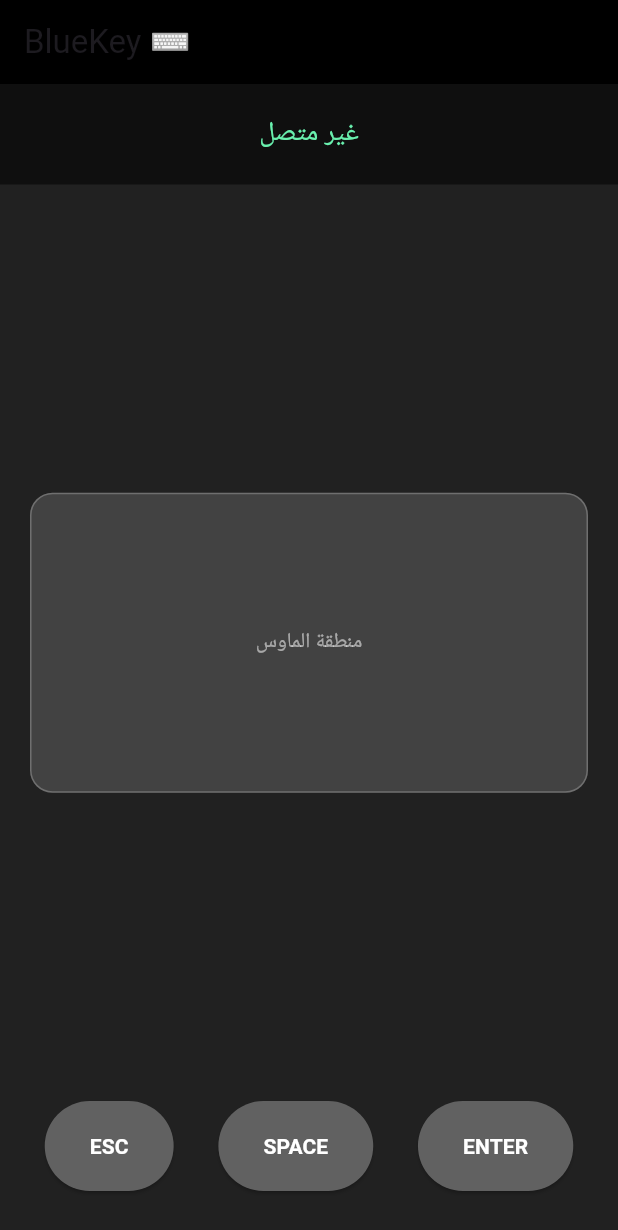
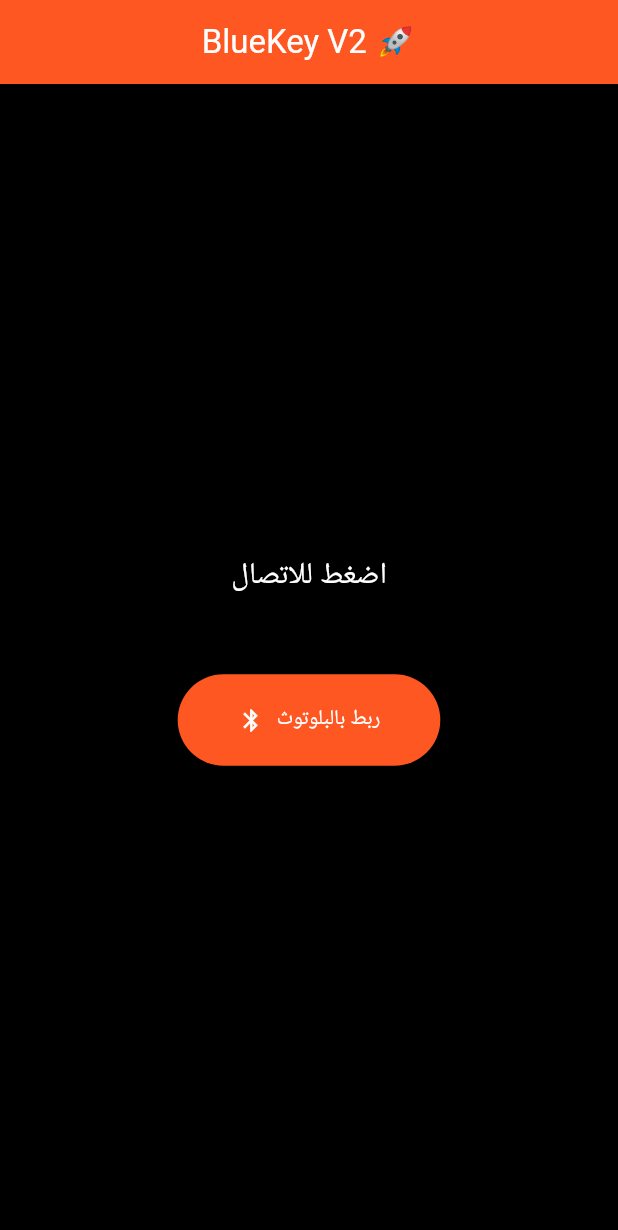
Before and after one commit to madeenomr/blue_key, a Flutter app: the screen it shows after launch, on a phone screen of 412 x 824 dp. Shown: the top 1230 px of the screen. Run offline on Flutter 3.47's test engine with Material 3 defaults, Android fonts, the phone set to English and light mode, and no system bars; our stand-ins replace permission_handler.

Commit message:
Update main.dart

```diff
--- a/lib/main.dart
+++ b/lib/main.dart
@@ -1,4 +1,5 @@
 import 'package:flutter/material.dart';
+import 'package:flutter/services.dart';
 import 'package:permission_handler/permission_handler.dart';
 
 void main() {
@@ -13,17 +14,20 @@ class BlueKeyHome extends StatefulWidget {
 }
 
 class _BlueKeyHomeState extends State<BlueKeyHome> {
-  String status = "غير متصل";
+  String status = "اضغط للاتصال";
+  static const platform = MethodChannel('com.example.blue_key/bluetooth');
 
-  // دالة طلب الإذن عند التشغيل
   Future<void> requestPermissions() async {
-    // نطلب إذن البلوتوث للأجهزة الحديثة (Android 12+)
-    await [
-      Permission.bluetooth,
-      Permission.bluetoothConnect,
-      Permission.bluetoothAdvertise,
-      Permission.bluetoothScan,
-    ].request();
+    await [Permission.bluetooth, Permission.bluetoothConnect].request();
+  }
+
+  Future<void> openBluetoothSettings() async {
+    try {
+      await platform.invokeMethod('openSettings');
+      setState(() { status = "جاري فتح البلوتوث..."; });
+    } catch (e) {
+      setState(() { status = "فشل: $e"; });
+    }
   }
 
   @override
@@ -35,70 +39,35 @@ class _BlueKeyHomeState extends State<BlueKeyHome> {
   @override
   Widget build(BuildContext context) {
     return Scaffold(
-      backgroundColor: Colors.grey[900], // لون داكن مثل الكيبورد
+      backgroundColor: Colors.black,
       appBar: AppBar(
-        title: const Text("BlueKey ⌨️"),
-        backgroundColor: Colors.black,
+        title: const Text("BlueKey V2 🚀", style: TextStyle(color: Colors.white)),
+        backgroundColor: Colors.deepOrange, // لون جديد
+        centerTitle: true,
       ),
       body: Column(
+        mainAxisAlignment: MainAxisAlignment.center,
         children: [
-          // شاشة الحالة
-          Container(
-            padding: const EdgeInsets.all(20),
-            color: Colors.black54,
-            width: double.infinity,
-            child: Text(
-              status,
-              style: const TextStyle(color: Colors.greenAccent, fontSize: 18),
-              textAlign: TextAlign.center,
+          Text(
+            status,
+            style: const TextStyle(color: Colors.white, fontSize: 20),
+            textAlign: TextAlign.center,
+          ),
+          const SizedBox(height: 50),
+          Center(
+            child: ElevatedButton.icon(
+              onPressed: openBluetoothSettings,
+              icon: const Icon(Icons.bluetooth),
+              label: const Text("ربط بالبلوتوث"),
+              style: ElevatedButton.styleFrom(
+                backgroundColor: Colors.deepOrange, // زر برتقالي لتميز التحديث
+                foregroundColor: Colors.white,
+                padding: const EdgeInsets.symmetric(horizontal: 40, vertical: 20),
+              ),
             ),
           ),
-
-          const Spacer(),
-
-          // منطقة الماوس (Touchpad)
-          Container(
-            height: 200,
-            margin: const EdgeInsets.all(20),
-            decoration: BoxDecoration(
-              color: Colors.grey[800],
-              borderRadius: BorderRadius.circular(15),
-              border: Border.all(color: Colors.white24),
-            ),
-            child: const Center(
-              child: Text("منطقة الماوس", style: TextStyle(color: Colors.white54)),
-            ),
-          ),
-
-          const Spacer(),
-
-          // أزرار الكيبورد
-          Row(
-            mainAxisAlignment: MainAxisAlignment.spaceEvenly,
-            children: [
-              _buildKey("ESC"),
-              _buildKey("SPACE"),
-              _buildKey("ENTER"),
-            ],
-          ),
-          const SizedBox(height: 30),
         ],
       ),
     );
   }
-
-  Widget _buildKey(String label) {
-    return ElevatedButton(
-      onPressed: () {
-        setState(() {
-          status = "تم ضغط: $label";
-        });
-      },
-      style: ElevatedButton.styleFrom(
-        padding: const EdgeInsets.symmetric(horizontal: 30, vertical: 20),
-        backgroundColor: Colors.grey[700],
-      ),
-      child: Text(label, style: const TextStyle(color: Colors.white, fontWeight: FontWeight.bold)),
-    );
-  }
 }
```
